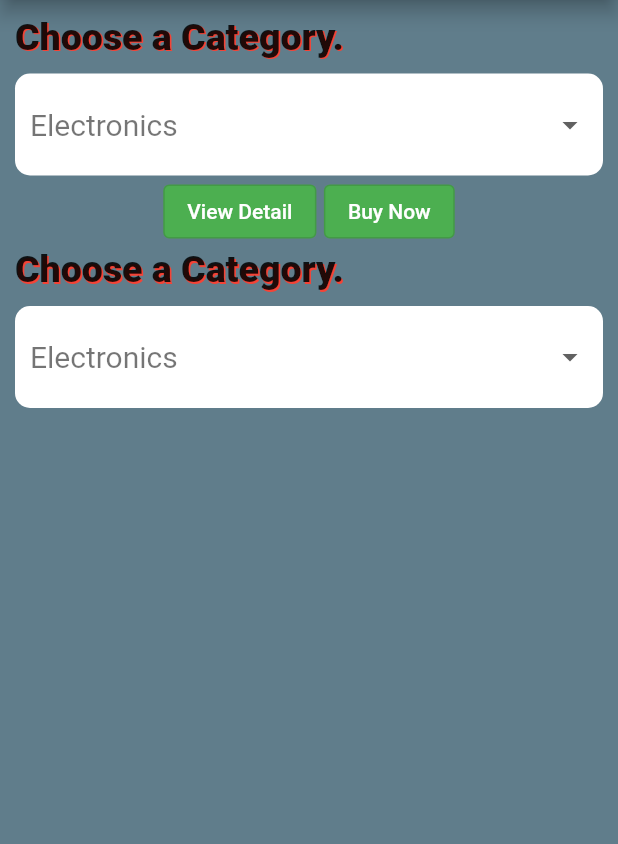
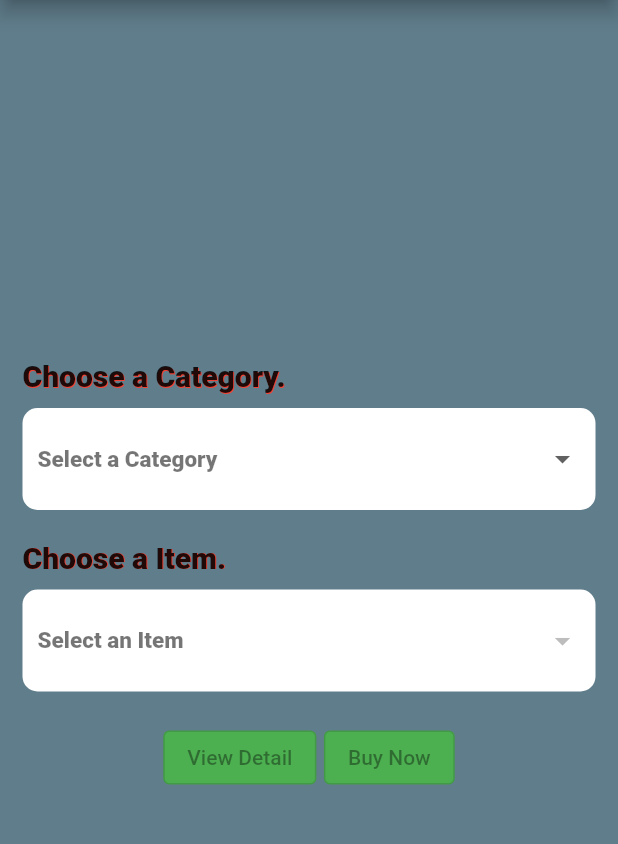
Before and after one commit to MrHamaad/productselection, a Flutter app: the screen it shows after launch, on a phone screen of 412 x 824 dp, the part 84-928 px from its top. Run offline on Flutter 3.47's test engine with Material 3 defaults, Android fonts, the phone set to English and light mode, and no system bars.

Commit message:
manage the on changed events of both drop down buttons

```diff
--- a/lib/Screens/selection.dart
+++ b/lib/Screens/selection.dart
@@ -2,26 +2,39 @@ import 'package:flutter/material.dart';
 import 'package:mypractice/widgets/category_list.dart';
 import 'package:mypractice/widgets/item_selection.dart';
 
-class SelectionScreen extends StatelessWidget {
+class SelectionScreen extends StatefulWidget {
   const SelectionScreen({super.key});
+
+  @override
+  State<SelectionScreen> createState() => _SelectionScreenState();
+}
+
+class _SelectionScreenState extends State<SelectionScreen> {
+  List<Map<String, dynamic>> items = [];
 
   @override
   Widget build(BuildContext context) {
     return Container(
       width: double.infinity,
       height: double.infinity,
-        padding: EdgeInsetsGeometry.all(10),
-        decoration: BoxDecoration(
+      padding: const EdgeInsets.all(15), // Fixed: EdgeInsetsGeometry.all to EdgeInsets.all
+      decoration: const BoxDecoration(
         color: Colors.blueGrey,
       ),
       child: Column(
+        mainAxisAlignment: MainAxisAlignment.center,
+        spacing: 20,
         children: [
           GategorySelection(
-                onCategorySelected: (filteredItems) => print("Category Selected"),
+            onCategorySelected: (filteredItems) {
+              setState(() {
+                items = filteredItems;
+              });
+            },
           ),
-              ItemSelection(),
-            ]
-        )
+          ItemSelection(items),
+        ],
+      ),
     );
   }
 }
--- a/lib/main.dart
+++ b/lib/main.dart
@@ -15,17 +15,18 @@ class MyApp extends StatelessWidget {
         useMaterial3: false,
         textTheme: TextTheme(
           titleMedium: TextStyle(
-              fontSize: 25,
+              fontSize: 20,
               fontWeight: FontWeight.w800,
               shadows: [
                 Shadow(
                   color: Colors.red,
-                  offset: Offset(1, 1)
+                  offset: Offset(0.5 , 0.5)
                 ),
               ]
           ),
           displayMedium: TextStyle(
-            fontSize: 20
+            fontSize: 15,
+            fontWeight: FontWeight.w800
           )
         )
       ),
--- a/lib/widgets/category_list.dart
+++ b/lib/widgets/category_list.dart
@@ -1,7 +1,7 @@
 import 'package:flutter/material.dart';
 
 class GategorySelection extends StatefulWidget {
-  final Function(List<String>)? onCategorySelected;
+  final Function(List<Map<String, dynamic>>)? onCategorySelected;
   const GategorySelection({super.key, required this.onCategorySelected});
 
   @override
@@ -9,30 +9,125 @@ class GategorySelection extends StatefulWidget {
 }
 
 class _GategorySelectionState extends State<GategorySelection> {
-  String? _selectedCategory = "Electronics";
+  String? _selectedCategory;
+
   final List<String> categories = ["Electronics", "Books", "Clothing"];
   final List<Map<String, dynamic>> items = [
     {
       "category": "Electronics",
-      "items": ["Laptop", "Mobile", "Tablet"],
+      "items": [
+        {
+          "name": "Laptop",
+          "price": 999.99,
+          "description": "High-performance laptop with 16GB RAM",
+          // "image": "assets/laptop.png"
+        },
+        {
+          "name": "Mobile",
+          "price": 699.99,
+          "description": "Latest smartphone with 5G support",
+          // "image": "assets/mobile.png"
+        },
+        {
+          "name": "Smartwatch",
+          "price": 199.99,
+          "description": "Fitness tracker with heart rate monitoring",
+          // "image": "assets/smartwatch.png"
+        },
+        {
+          "name": "Headphones",
+          "price": 99.99,
+          "description": "Wireless headphones with noise cancellation",
+          // "image": "assets/headphones.png"
+        },
+        {
+          "name": "Tablet",
+          "price": 499.99,
+          "description": "Portable tablet with 10-inch display",
+          // "image": "assets/tablet.png"
+        },
+      ],
     },
     {
       "category": "Books",
-      "items": ["Cosmic", "Science", "History"],
+      "items": [
+        {
+          "name": "The Alchemist",
+          "price": 14.99,
+          "description": "A novel by Paulo Coelho",
+          // "image": "assets/alchemist.png"
+        },
+        {
+          "name": "To Kill a Mockingbird",
+          "price": 12.99,
+          "description": "A classic novel by Harper Lee",
+          // "image": "assets/mockingbird.png"
+        },
+        {
+          "name": "The Hunger Games",
+          "price": 16.99,
+          "description": "A dystopian novel by Suzanne Collins",
+          // "image": "assets/hungergames.png"
+        },
+        {
+          "name": "Pride and Prejudice",
+          "price": 10.99,
+          "description": "A romantic novel by Jane Austen",
+          // "image": "assets/prideprejudice.png"
+        },
+        {
+          "name": "The Lord of the Rings",
+          "price": 24.99,
+          "description": "A fantasy novel by J.R.R. Tolkien",
+          // "image": "assets/lordoftherings.png"
+        },
+      ],
     },
     {
       "category": "Clothing",
-      "items": ["Shirt", "Jeans", "Shoes"]
+      "items": [
+        {
+          "name": "T-Shirt",
+          "price": 19.99,
+          "description": "Casual t-shirt for men",
+          // "image": "assets/tshirt.png"
+        },
+        {
+          "name": "Jeans",
+          "price": 49.99,
+          "description": "Slim-fit jeans for men",
+          // "image": "assets/jeans.png"
+        },
+        {
+          "name": "Dress",
+          "price": 39.99,
+          "description": "Casual dress for women",
+          // "image": "assets/dress.png"
+        },
+        {
+          "name": "Jacket",
+          "price": 69.99,
+          "description": "Leather jacket for men",
+          // "image": "assets/jacket.png"
+        },
+        {
+          "name": "Sneakers",
+          "price": 59.99,
+          "description": "Running shoes for men",
+          // "image": "assets/sneakers.png"
+        },
+      ],
     },
   ];
 
-  List<String> getFilteredItems() {
+
+  List<Map<String, dynamic>> getFilteredItems() {
     if (_selectedCategory == null) return [];
     final categoryData = items.firstWhere(
           (element) => element["category"] == _selectedCategory,
       orElse: () => {"items": []},
     );
-    return List<String>.from(categoryData["items"]);
+    return List<Map<String, dynamic>>.from(categoryData["items"]);
   }
 
 
@@ -61,6 +156,7 @@ class _GategorySelectionState extends State<GategorySelection> {
           child: DropdownButtonHideUnderline(
             child: DropdownButton(
               isExpanded: true,
+              hint: Text("Select a Category", style: Theme.of(context).textTheme.displayMedium,),
               items: categories.map(
                 (item) => DropdownMenuItem(
                   value: item,
@@ -82,28 +178,7 @@ class _GategorySelectionState extends State<GategorySelection> {
             ),
           ),
         ),
-        Row(
-          mainAxisAlignment: MainAxisAlignment.center,
-          children: [
-            OutlinedButton(
-              style: OutlinedButton.styleFrom(
-                backgroundColor: Colors.green,
-                foregroundColor: Colors.white,
-              ),
-              onPressed: () {},
-              child: Text("View Detail"),
-            ),
-            const SizedBox(width: 5),
-            OutlinedButton(
-              style: OutlinedButton.styleFrom(
-                backgroundColor: Colors.green,
-                foregroundColor: Colors.white,
-              ),
-              onPressed: () {},
-              child: Text("Buy Now"),
-            ),
-          ],
-        ),
+
       ],
     );
   }
--- a/lib/widgets/item_selection.dart
+++ b/lib/widgets/item_selection.dart
@@ -1,19 +1,18 @@
+
 import 'package:flutter/material.dart';
 
 class ItemSelection extends StatefulWidget {
-  const ItemSelection({super.key});
+  final List<Map<String, dynamic>> items;
+
+  const ItemSelection(this.items, {super.key});
 
   @override
   State<ItemSelection> createState() => _ItemSelectionState();
 }
 
 class _ItemSelectionState extends State<ItemSelection> {
-  String? _selectedItem = "Electronics";
-  final List<String> Items = [
-    "Electronics",
-    "Books",
-    "Clothing"
-  ];
+  Map<String, dynamic>? _selectedItem;
+
   @override
   Widget build(BuildContext context) {
     return Column(
@@ -22,14 +21,12 @@ class _ItemSelectionState extends State<ItemSelection> {
           alignment: Alignment.topLeft,
           child: FittedBox(
             child: Text(
-                "Choose a Category.",
-                style: Theme
-                    .of(context)
-                    .textTheme
-                    .titleMedium,
+              "Choose a Item.",
+              style: Theme.of(context).textTheme.titleMedium,
             ),
-            )),
-        const SizedBox(height: 10,),
+          ),
+        ),
+        const SizedBox(height: 10),
         Container(
           width: double.infinity,
           padding: EdgeInsets.all(10),
@@ -38,27 +35,84 @@ class _ItemSelectionState extends State<ItemSelection> {
             borderRadius: BorderRadius.circular(10),
           ),
           child: DropdownButtonHideUnderline(
-            child: DropdownButton(
-
+            child: DropdownButton<Map<String, dynamic>>(
               isExpanded: true,
-                items: Items.map((item) =>
-                    DropdownMenuItem(
+              items: widget.items.map((item) => DropdownMenuItem(
                 value: item,
-                      child: Text(item, style: Theme
-                          .of(context)
-                          .textTheme
-                          .displayMedium,),
-                    )
-                ).toList(),
+                child: Text(
+                  item["name"],
+                  style: Theme.of(context).textTheme.displayMedium,
+                ),
+              )).toList(),
+              hint: Text("Select an Item", style: Theme.of(context).textTheme.displayMedium),
               value: _selectedItem,
-                onChanged: (String? category) {
+              onChanged: widget.items.isEmpty ? null : (Map<String, dynamic>? item) {
                 setState(() {
-                    _selectedItem = category;
+                  _selectedItem = item;
                 });
-                }),
+              },
             ),
+          ),
+        ),
+        const SizedBox(height: 20),
+        Row(
+          mainAxisAlignment: MainAxisAlignment.center,
+          children: [
+            OutlinedButton(
+              style: OutlinedButton.styleFrom(
+                backgroundColor: Colors.green,
+                foregroundColor: Colors.white,
+              ),
+              onPressed: _selectedItem == null ? null : () {
+                _showItemDetail(context, _selectedItem!);
+              },
+              child: const Text("View Detail"),
+            ),
+            const SizedBox(width: 5),
+            OutlinedButton(
+              style: OutlinedButton.styleFrom(
+                backgroundColor: Colors.green,
+                foregroundColor: Colors.white,
+              ),
+              onPressed: _selectedItem == null ? null : () {
+                _buyItem(context, _selectedItem!);
+              },
+              child: const Text("Buy Now"),
+            ),
+          ],
         ),
       ],
     );
   }
+
+  void _showItemDetail(BuildContext context, Map<String, dynamic> item) {
+    showDialog(
+      context: context,
+      builder: (context) => AlertDialog(
+        title: Text(item["name"]),
+        content: Column(
+          mainAxisSize: MainAxisSize.min,
+          crossAxisAlignment: CrossAxisAlignment.start,
+          children: [
+            Text("\$${item["price"].toStringAsFixed(2)}", style: const TextStyle(fontSize: 18, fontWeight: FontWeight.bold)),
+            const SizedBox(height: 10),
+            Text(item["description"]),
+          ],
+        ),
+        actions: [
+          TextButton(
+            onPressed: () => Navigator.pop(context),
+            child: const Text("Close"),
+          ),
+        ],
+      ),
+    );
   }
+
+  void _buyItem(BuildContext context, Map<String, dynamic> item) {
+    // Implement your buy logic here
+    ScaffoldMessenger.of(context).showSnackBar(
+      SnackBar(content: Text("Purchased ${item["name"]} for \$${item["price"].toStringAsFixed(2)}")),
+    );
+  }
+}
```
Lines whose indentation alone changed are shown as unchanged.
